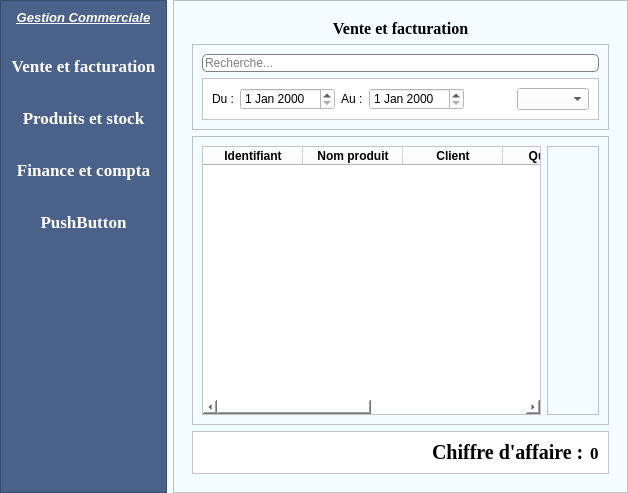
First picture: the form in app.ui, repository Totelof10/tsena, before the edit.
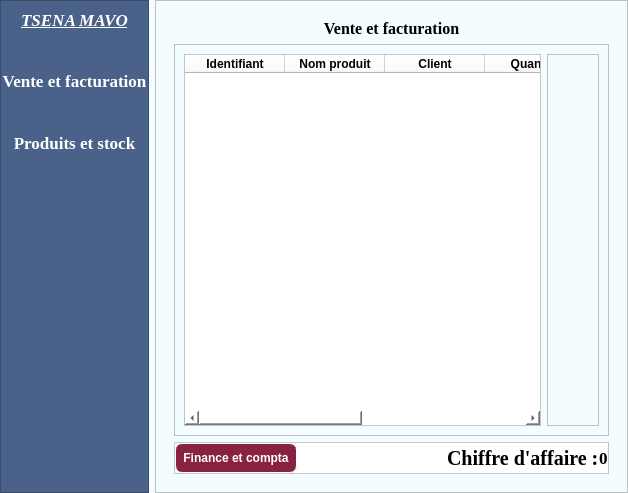
Second picture: the form after the edit. Icons and pictures are not drawn.

```diff
--- a/app.ui
+++ b/app.ui
@@ -55,16 +55,16 @@
      </property>
      <layout class="QVBoxLayout" name="verticalLayout">
       <property name="spacing">
-       <number>30</number>
+       <number>40</number>
       </property>
       <property name="leftMargin">
-       <number>9</number>
+       <number>0</number>
       </property>
       <property name="topMargin">
        <number>9</number>
       </property>
       <property name="rightMargin">
-       <number>9</number>
+       <number>0</number>
       </property>
       <property name="bottomMargin">
        <number>9</number>
@@ -73,7 +73,8 @@
        <widget class="QLabel" name="label">
         <property name="font">
          <font>
-          <pointsize>10</pointsize>
+          <family>Times New Roman</family>
+          <pointsize>13</pointsize>
           <italic>true</italic>
           <bold>true</bold>
           <underline>true</underline>
@@ -83,7 +84,7 @@
          <string notr="true">color: white;</string>
         </property>
         <property name="text">
-         <string>Gestion Commerciale</string>
+         <string>TSENA MAVO</string>
         </property>
         <property name="alignment">
          <set>Qt::AlignmentFlag::AlignCenter</set>
@@ -118,34 +119,6 @@
         </property>
        </widget>
       </item>
-      <item>
-       <widget class="QPushButton" name="btnPageFinance">
-        <property name="font">
-         <font>
-          <family>Times New Roman</family>
-          <pointsize>13</pointsize>
-          <bold>true</bold>
-         </font>
-        </property>
-        <property name="text">
-         <string>Finance et compta</string>
-        </property>
-       </widget>
-      </item>
-      <item>
-       <widget class="QPushButton" name="pushButton_4">
-        <property name="font">
-         <font>
-          <family>Times New Roman</family>
-          <pointsize>13</pointsize>
-          <bold>true</bold>
-         </font>
-        </property>
-        <property name="text">
-         <string>PushButton</string>
-        </property>
-       </widget>
-      </item>
       <item>
        <spacer name="verticalSpacer">
         <property name="orientation">
@@ -238,87 +211,6 @@
             </property>
            </widget>
           </item>
-          <item>
-           <widget class="QFrame" name="frame_9">
-            <property name="frameShape">
-             <enum>QFrame::Shape::StyledPanel</enum>
-            </property>
-            <property name="frameShadow">
-             <enum>QFrame::Shadow::Raised</enum>
-            </property>
-            <layout class="QVBoxLayout" name="verticalLayout_7">
-             <item>
-              <widget class="QLineEdit" name="lineEditRecherche">
-               <property name="styleSheet">
-                <string notr="true">QLineEdit{
-	border: 1px solid grey;
-	border-radius: 5px;
-	background-color: white;
-}
-
-QLineEdit:focus{
-	border: 2px solid black;
-}</string>
-               </property>
-               <property name="placeholderText">
-                <string>Recherche...</string>
-               </property>
-              </widget>
-             </item>
-             <item>
-              <widget class="QFrame" name="frame_8">
-               <property name="styleSheet">
-                <string notr="true">background-color: rgb(255, 255, 255);</string>
-               </property>
-               <property name="frameShape">
-                <enum>QFrame::Shape::StyledPanel</enum>
-               </property>
-               <property name="frameShadow">
-                <enum>QFrame::Shadow::Raised</enum>
-               </property>
-               <layout class="QHBoxLayout" name="horizontalLayout_5">
-                <item>
-                 <widget class="QLabel" name="label_4">
-                  <property name="text">
-                   <string>Du :</string>
-                  </property>
-                 </widget>
-                </item>
-                <item>
-                 <widget class="QDateEdit" name="dateEditDebut"/>
-                </item>
-                <item>
-                 <widget class="QLabel" name="label_5">
-                  <property name="text">
-                   <string>Au :</string>
-                  </property>
-                 </widget>
-                </item>
-                <item>
-                 <widget class="QDateEdit" name="dateEditFin"/>
-                </item>
-                <item>
-                 <spacer name="horizontalSpacer_2">
-                  <property name="orientation">
-                   <enum>Qt::Orientation::Horizontal</enum>
-                  </property>
-                  <property name="sizeHint" stdset="0">
-                   <size>
-                    <width>40</width>
-                    <height>20</height>
-                   </size>
-                  </property>
-                 </spacer>
-                </item>
-                <item>
-                 <widget class="QComboBox" name="comboBoxClient"/>
-                </item>
-               </layout>
-              </widget>
-             </item>
-            </layout>
-           </widget>
-          </item>
           <item>
            <widget class="QFrame" name="frame_5">
             <property name="frameShape">
@@ -526,6 +418,48 @@
              <enum>QFrame::Shadow::Raised</enum>
             </property>
             <layout class="QHBoxLayout" name="horizontalLayout_6">
+             <property name="spacing">
+              <number>0</number>
+             </property>
+             <property name="leftMargin">
+              <number>0</number>
+             </property>
+             <property name="topMargin">
+              <number>0</number>
+             </property>
+             <property name="rightMargin">
+              <number>0</number>
+             </property>
+             <property name="bottomMargin">
+              <number>0</number>
+             </property>
+             <item>
+              <widget class="QPushButton" name="btnFinance">
+               <property name="font">
+                <font>
+                 <bold>true</bold>
+                </font>
+               </property>
+               <property name="cursor">
+                <cursorShape>PointingHandCursor</cursorShape>
+               </property>
+               <property name="styleSheet">
+                <string notr="true">QPushButton{
+	border: 1px solid white;
+	border-radius: 7px;
+	background-color: #872341;
+	color:white;
+	padding: 7px;
+}
+QPushButton:hover{
+	background-color: #BE3144;
+}</string>
+               </property>
+               <property name="text">
+                <string>Finance et compta</string>
+               </property>
+              </widget>
+             </item>
              <item>
               <spacer name="horizontalSpacer_3">
                <property name="orientation">
```
